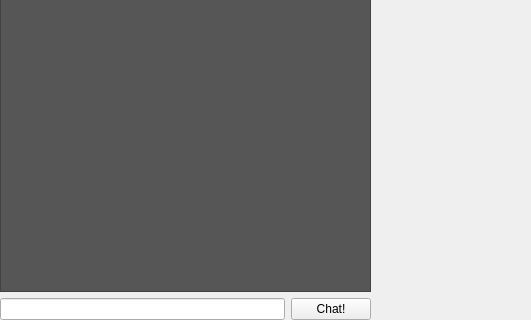
This is groupwidget.ui in dparker2/StudyGroup as Qt 5 draws it before an edit; both pictures show x 0 to 531 and y 192 to 512 of the 1030 by 512 pixel window. The edited form follows.
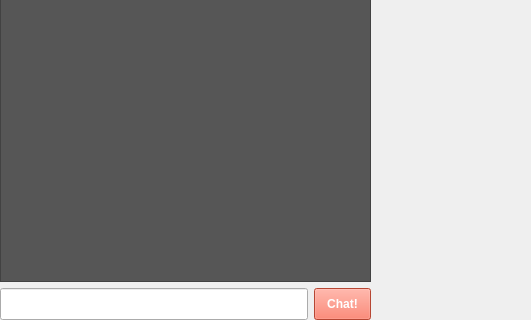
This is the edited form.

Commit message: Chat, More buttons, General Tweaks (ENTER = PRESS NOW)

What changed in the file:
```diff
--- a/groupwidget.ui
+++ b/groupwidget.ui
@@ -32,66 +32,40 @@
    <property name="bottomMargin">
     <number>0</number>
    </property>
-   <item row="1" column="3" rowspan="6" colspan="3">
-    <widget class="QStackedWidget" name="study_mode">
-     <property name="enabled">
-      <bool>true</bool>
-     </property>
-     <property name="sizePolicy">
-      <sizepolicy hsizetype="Expanding" vsizetype="Expanding">
-       <horstretch>0</horstretch>
-       <verstretch>0</verstretch>
-      </sizepolicy>
-     </property>
-     <property name="minimumSize">
-      <size>
-       <width>0</width>
-       <height>0</height>
-      </size>
-     </property>
-     <property name="autoFillBackground">
-      <bool>false</bool>
-     </property>
-     <widget class="QWidget" name="study_modePage1">
-      <layout class="QHBoxLayout" name="horizontalLayout"/>
-     </widget>
-    </widget>
-   </item>
-   <item row="1" column="0" rowspan="5" colspan="3">
-    <widget class="QTextEdit" name="chat_box">
-     <property name="sizePolicy">
-      <sizepolicy hsizetype="Expanding" vsizetype="Expanding">
-       <horstretch>0</horstretch>
-       <verstretch>1</verstretch>
-      </sizepolicy>
-     </property>
-     <property name="styleSheet">
-      <string notr="true">background-color: rgb(86, 86, 86);
-color: rgb(255, 255, 255);</string>
-     </property>
-     <property name="readOnly">
-      <bool>true</bool>
-     </property>
-    </widget>
-   </item>
-   <item row="6" column="0" colspan="3">
+   <item row="10" column="0" colspan="3">
     <layout class="QHBoxLayout" name="horizontalLayout_2">
      <property name="sizeConstraint">
       <enum>QLayout::SetDefaultConstraint</enum>
      </property>
      <item>
-      <widget class="QLineEdit" name="chat_input"/>
+      <widget class="QLineEdit" name="chat_input">
+       <property name="sizePolicy">
+        <sizepolicy hsizetype="Expanding" vsizetype="Expanding">
+         <horstretch>0</horstretch>
+         <verstretch>0</verstretch>
+        </sizepolicy>
+       </property>
+      </widget>
      </item>
      <item>
       <widget class="QPushButton" name="submit_chat">
+       <property name="styleSheet">
+        <string notr="true">background-color: #ff6247;
+color: white; 
+font:bold;
+padding: 8px 12px 8px 12px;</string>
+       </property>
        <property name="text">
         <string>Chat!</string>
        </property>
+       <property name="autoDefault">
+        <bool>true</bool>
+       </property>
       </widget>
      </item>
     </layout>
    </item>
-   <item row="1" column="6" rowspan="6">
+   <item row="5" column="6" rowspan="6">
     <spacer name="horizontalSpacer_2">
      <property name="orientation">
       <enum>Qt::Horizontal</enum>
@@ -107,7 +81,24 @@
      </property>
     </spacer>
    </item>
-   <item row="1" column="7" rowspan="6">
+   <item row="5" column="0" rowspan="5" colspan="3">
+    <widget class="QTextEdit" name="chat_box">
+     <property name="sizePolicy">
+      <sizepolicy hsizetype="Expanding" vsizetype="Expanding">
+       <horstretch>0</horstretch>
+       <verstretch>1</verstretch>
+      </sizepolicy>
+     </property>
+     <property name="styleSheet">
+      <string notr="true">background-color: rgb(86, 86, 86);
+color: rgb(255, 255, 255);</string>
+     </property>
+     <property name="readOnly">
+      <bool>true</bool>
+     </property>
+    </widget>
+   </item>
+   <item row="5" column="7" rowspan="6">
     <layout class="QVBoxLayout" name="side_layout">
      <property name="spacing">
       <number>6</number>
```
Left out of the diff: 76 changed lines with no effect on the pictures. The commit also changes 7 other files.
